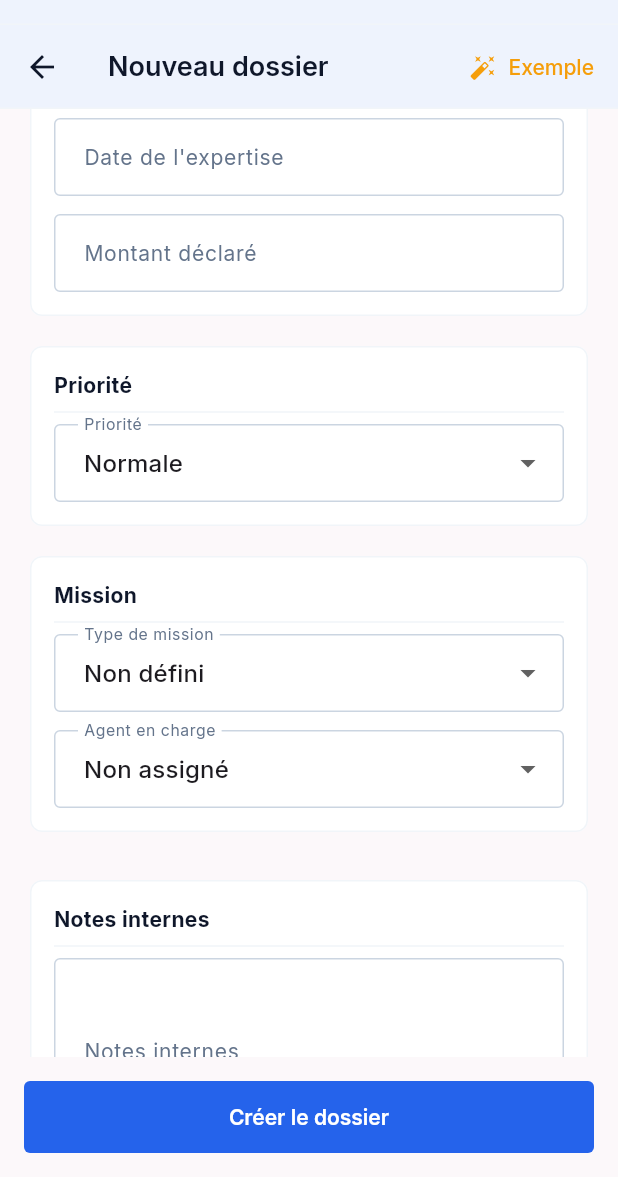
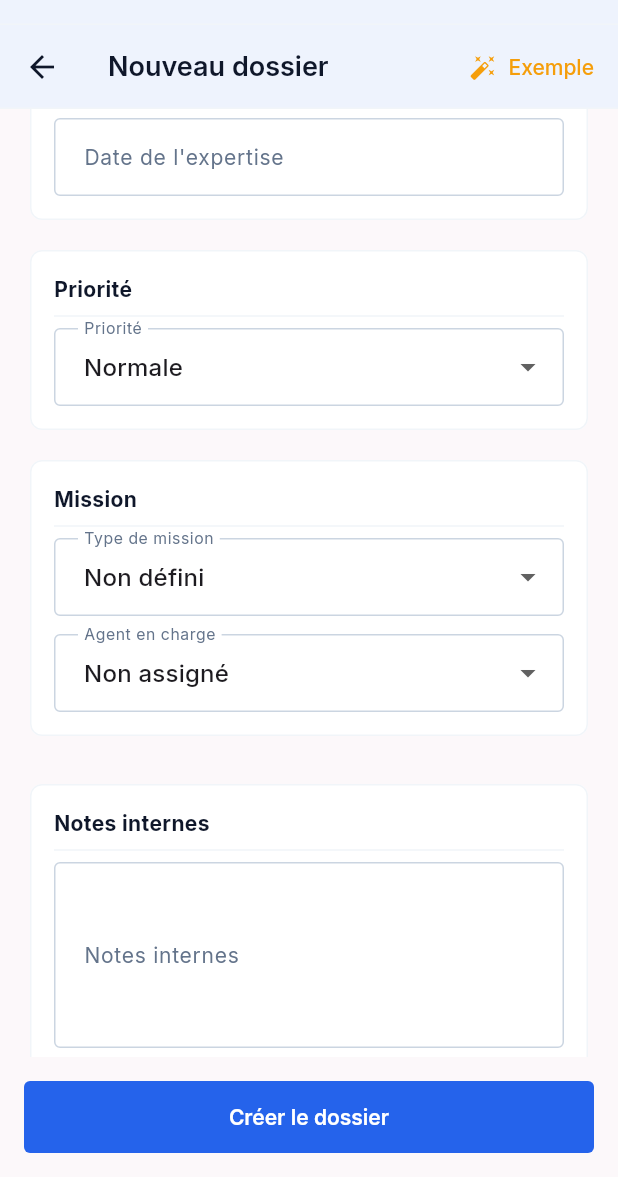
Before and after one commit to christiannoubisssi/gemex, a Flutter app: the DossierFormScreen screen opened by its route, scrolled down 576 dp, on a phone screen of 412 x 824 dp, the part 59-1236 px from its top. Run offline on Flutter 3.47's test engine with Material 3 defaults, Android fonts, the phone set to English and light mode, and no system bars; drawn by our look-alikes of flutter_form_builder; our stand-ins replace connectivity_plus, drift, drift_flutter, file_picker, fl_chart, flutter_riverpod and 9 more; missing offline and left inert: mobile_scanner; accounts and stored records are empty; generated files the repository leaves out were written again.

Commit message:
fix(dossier-form): supprimer le champ Montant declare
Le champ montant_sinistre est retire du formulaire creation/modification.
La colonne reste en base pour les donnees existantes et la fiche detail.

Co-Authored-By: Claude Sonnet 4.6 <noreply@anthropic.com>

```diff
--- a/lib/features/dossiers/presentation/screens/dossier_form_screen.dart
+++ b/lib/features/dossiers/presentation/screens/dossier_form_screen.dart
@@ -63,7 +63,6 @@ class _DossierFormScreenState extends ConsumerState<DossierFormScreen> {
       'lieu_sinistre': 'Port d\'Owendo, Libreville, Gabon',
       'date_sinistre': DateTime(2026, 4, 15),
       'date_expertise': DateTime(2026, 4, 18),
-      'montant_sinistre': '4500000',
       'priorite': 'haute',
       'notes_internes': 'Client prioritaire. Prévoir visite site dès que possible.',
     });
@@ -238,17 +237,6 @@ class _DossierFormScreenState extends ConsumerState<DossierFormScreen> {
                   decoration:
                       const InputDecoration(labelText: 'Date de l\'expertise'),
                   format: DateFormat('dd/MM/yyyy'),
-                ),
-                const SizedBox(height: 12),
-                FormBuilderTextField(
-                  name: 'montant_sinistre',
-                  initialValue: _existing?.montantSinistre?.toStringAsFixed(0),
-                  decoration: const InputDecoration(
-                    labelText: 'Montant déclaré',
-                    suffixText: 'FCFA',
-                    hintText: 'Ex : 4500000',
-                  ),
-                  keyboardType: TextInputType.number,
                 ),
               ]),
               const SizedBox(height: 12),
```
